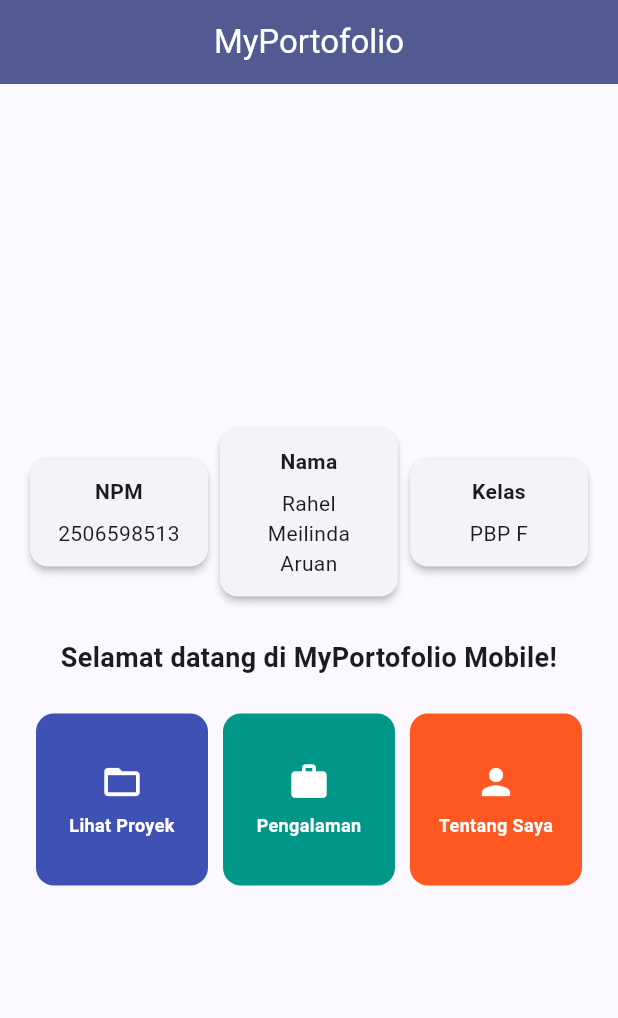
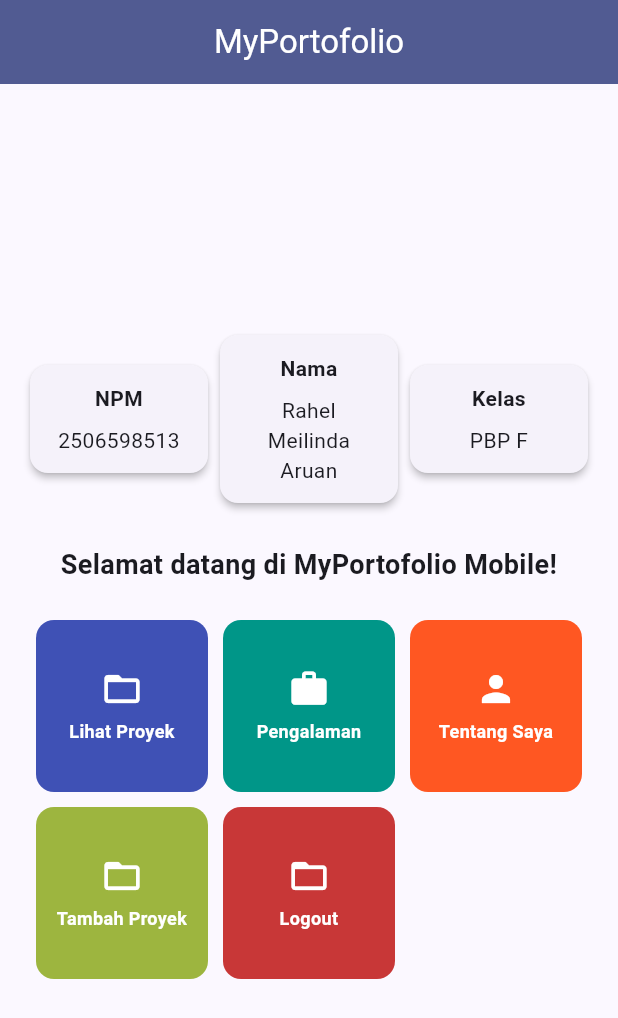
Before and after one commit to rahelaruan91/myportofolio_mobile, a Flutter app: the screen it shows after launch, on a phone screen of 412 x 824 dp. Shown: the top 1018 px of the screen. Run offline on Flutter 3.47's test engine with Material 3 defaults, Android fonts, the phone set to English and light mode, and no system bars.

Commit message:
feat(menu): add 'Tambah Proyek' and 'Logout' buttons

```diff
--- a/lib/menu.dart
+++ b/lib/menu.dart
@@ -22,6 +22,16 @@ class MyHomePage extends StatelessWidget {
       name: 'Tentang Saya',
       icon: Icons.person,
       color: Colors.deepOrange,
+    ),
+    ItemHomepage(
+      name: 'Tambah Proyek',
+      icon: Icons.folder_open,
+      color: Color.fromARGB(255, 157, 181, 63),
+    ),
+    ItemHomepage(
+      name: 'Logout',
+      icon: Icons.folder_open,
+      color: Color.fromARGB(255, 200, 55, 55),
     ),
   ];
 
```
